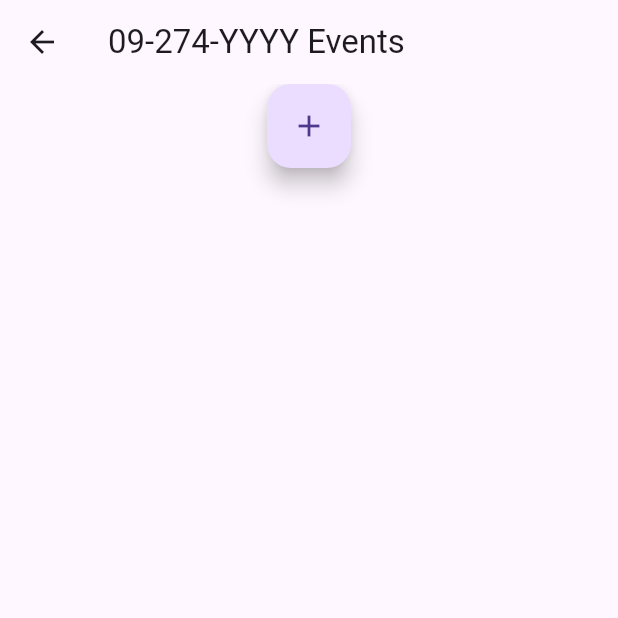
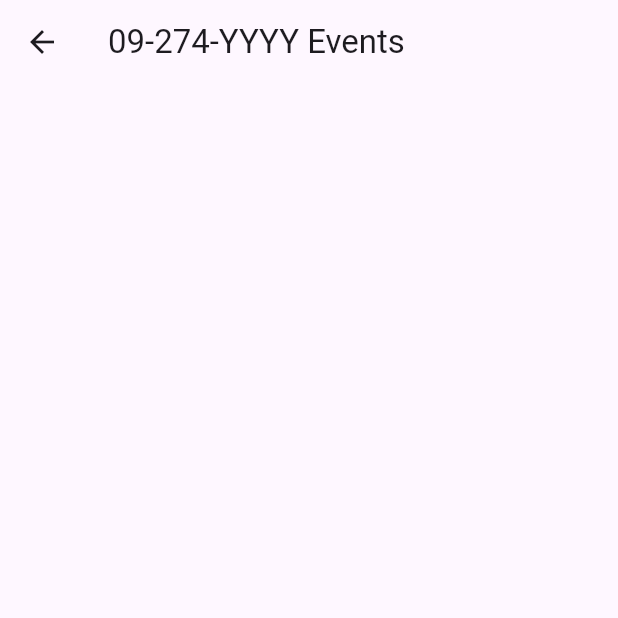
Before and after one commit to attackGoose/Scheduler-App, a Flutter app: the screen it shows after launch, after a tap on "Events", on a phone screen of 412 x 824 dp, the top half of it. Run offline on Flutter 3.47's test engine with Material 3 defaults, Android fonts, the phone set to English and light mode, and no system bars; our stand-ins replace firebase_core, table_calendar; accounts and stored records are empty.

Commit message:
formatted stuff, merging what i have aside later once its done

```diff
--- a/better_calendar_app/lib/pages/date_events.dart
+++ b/better_calendar_app/lib/pages/date_events.dart
@@ -35,6 +35,24 @@ class _EventsPageState extends State<EventsPage> {
 
   //use formatting to exclude the last few things for the title (hour, and time)
 
+/*add for custom ordering of events, on the calendar, drag events, autoupdates time:
+Draggable(
+  child: Container(
+    width: 100,
+    height: 100,
+    color: Colors.blue,
+    child: Center(child: Text('Drag me')),
+  ),
+  feedback: Container(
+    width: 100,
+    height: 100,
+    color: Colors.blue.withOpacity(0.5),
+    child: Center(child: Text('Dragging')),
+  ),
+  childWhenDragging: Container(),
+)
+*/
+
 //saving this as a list for now, events will be stored in chronological order
 //and once clicked, it will show detail of said event
   @override
@@ -48,14 +66,17 @@ class _EventsPageState extends State<EventsPage> {
       appBar: AppBar(
         title: Text("$focusDayFormatted Events"),
       ),
-      body: Column(
+      /*body: Column(
+
         children: [ //I'll style it later and edit the placements of the events
+          const SafeArea(child: Text("Placeholder")),
           ListView(
             shrinkWrap: true,
             children: const [
               //add smth here later to list out events
               //also remember to take out the const, added it to make my ide stop
               //screaming at me
+              ListView.custom(childrenDelegate: childrenDelegate)
             ],
             // context.watch<EventList>().getEventList(focusDay) as String //list this out later
           ),
@@ -83,7 +104,7 @@ class _EventsPageState extends State<EventsPage> {
                         ElevatedButton(
                           onPressed: () {
                             //add events to database and close the prompt
-                            currentEvents.addEventItem(focusDay, [_eventController.text]); //fix later
+                            currentEvents.addEventItem(focusDay, currentEventItem()); //fix later
                             Navigator.of(context).pop();
                           },
                           child: const Text("add event"))
@@ -96,13 +117,16 @@ class _EventsPageState extends State<EventsPage> {
 
           ),
         ],
-      ),
+      ),*/
     );
   }
 
-  void currentEventItem() { //shows you which todo item you're editing at the current moment
+  /*List currentEventItem() { //shows you which todo item you're editing at the current moment
+    //add the data from the things here and turn it into a list that I can use
+    List eventItem;
 
+    return eventItem | null;
   } //actually i'll add this in the front end since i can just use a stateful widget and edit it in there
 
-
+*/
 }
--- a/better_calendar_app/lib/pages/home_page.dart
+++ b/better_calendar_app/lib/pages/home_page.dart
@@ -41,6 +41,10 @@ class _HomePageState extends State<HomePage> {
             alignment: Alignment.topLeft, //random numbers, change later
             child: TextButton(
               onPressed: () {
+                Ink(child: InkWell(
+                  onTap: () => {
+
+                }),);
                 Navigator.push(context, MaterialPageRoute(builder: (context) {
                   return const CalendarPage();
                 }
@@ -52,6 +56,7 @@ class _HomePageState extends State<HomePage> {
             ),
 
             Container(
+              padding: const EdgeInsets.all(10),
               color: const Color.fromRGBO(255, 249, 233, 0.694),
               //style it more later
               alignment: Alignment.centerLeft, //random numbers, change later
--- a/better_calendar_app/lib/pages/todo_page.dart
+++ b/better_calendar_app/lib/pages/todo_page.dart
@@ -11,6 +11,23 @@ import 'package:provider/provider.dart';
 //I'm going to use a listview widget here to make my life easier and just pull from the
 //firebase database that i'll store somewhere
 
+
+//dark mode: add later with below widget
+/*
+bool _value = false;
+
+Switch(
+  value: _value,
+  onChanged: (value) {
+    setState(() {
+      _value = value;
+    });
+  },
+)
+
+there's a lot of types of buttons I can use for this
+*/
+
 class TodoPage extends StatefulWidget {
   const TodoPage({super.key});
 
@@ -18,11 +35,17 @@ class TodoPage extends StatefulWidget {
   State<TodoPage> createState() => _TodoPageState();
 }
 
+//add a SelectableText() object as well for the user to select
+
 class _TodoPageState extends State<TodoPage> {
-  final DateTime _focusDayTodo = CalDates.selectedDate ;
+  final DateTime _focusDay = CalDates.selectedDate ;
+  late final TodoList _focusDayTodo;
 
   @override
   Widget build(BuildContext context) {
+    _focusDayTodo = TodoList(date: _focusDay);
+
+
     return Scaffold(
       //this line will be wrapped with a ton of other stuff to make it organized and nice nice
       appBar: AppBar(
@@ -31,13 +54,22 @@ class _TodoPageState extends State<TodoPage> {
       body: Column(
         children: [ //I'll style it later and edit the placement of the events so that its not jumbled
           ListView(
-            children: context.watch<TodoList>().getTodoList(_focusDayTodo)
+            children: context.watch<TodoList>().getTodoList(_focusDay)
             .map(
-              (todoItem) => (context.watch<TodoList>().indexInTodoList(_focusDayTodo, todoItem) > 0)
+              (todoItem) => (context.watch<TodoList>().indexInTodoList(_focusDay, todoItem) > 0)
               ? ListTile(subtitle: Text(todoItem),) :
               const ListTile(subtitle: Text("No more todos for today"),)
             ).toList()  //list this out later
           ),
+          /*Checkbox(
+              value: _value,
+              onChanged: (value) {
+                setState(() {
+                  _value = value;
+                });
+              },
+            )
+            */
         ],
       ),
 
```
Lines whose indentation alone changed are shown as unchanged.
